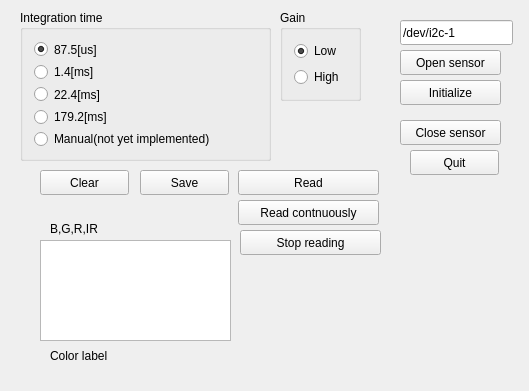
First picture: the form in widget.ui, repository futr/ColorSensorReader, before the edit.
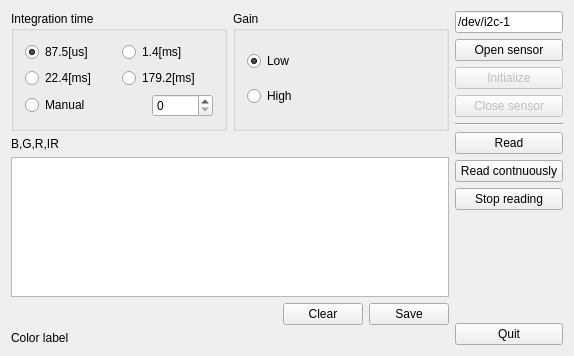
Second picture: the form after the edit.

Diff of the .ui file:
```diff
--- a/widget.ui
+++ b/widget.ui
@@ -6,154 +6,31 @@
    <rect>
     <x>0</x>
     <y>0</y>
-    <width>529</width>
-    <height>391</height>
+    <width>574</width>
+    <height>356</height>
    </rect>
   </property>
+  <property name="sizePolicy">
+   <sizepolicy hsizetype="Expanding" vsizetype="Preferred">
+    <horstretch>0</horstretch>
+    <verstretch>0</verstretch>
+   </sizepolicy>
+  </property>
   <property name="windowTitle">
    <string>Widget</string>
   </property>
-  <widget class="QPushButton" name="openButton">
-   <property name="geometry">
-    <rect>
-     <x>400</x>
-     <y>50</y>
-     <width>101</width>
-     <height>25</height>
-    </rect>
-   </property>
-   <property name="text">
-    <string>Open sensor</string>
-   </property>
-  </widget>
-  <widget class="QPushButton" name="saveLogButton">
-   <property name="geometry">
-    <rect>
-     <x>400</x>
-     <y>120</y>
-     <width>101</width>
-     <height>25</height>
-    </rect>
-   </property>
-   <property name="text">
-    <string>Close sensor</string>
-   </property>
-  </widget>
-  <widget class="QPushButton" name="initializeButton">
-   <property name="geometry">
-    <rect>
-     <x>400</x>
-     <y>80</y>
-     <width>101</width>
-     <height>25</height>
-    </rect>
-   </property>
-   <property name="text">
-    <string>Initialize</string>
-   </property>
-  </widget>
-  <widget class="QPushButton" name="readSensorButton">
-   <property name="geometry">
-    <rect>
-     <x>238</x>
-     <y>170</y>
-     <width>141</width>
-     <height>25</height>
-    </rect>
-   </property>
-   <property name="text">
-    <string>Read</string>
-   </property>
-  </widget>
-  <widget class="QPushButton" name="readSensorContButton">
-   <property name="geometry">
-    <rect>
-     <x>238</x>
-     <y>200</y>
-     <width>141</width>
-     <height>25</height>
-    </rect>
-   </property>
-   <property name="text">
-    <string>Read contnuously</string>
-   </property>
-  </widget>
-  <widget class="QPushButton" name="stopReadingButton">
-   <property name="geometry">
-    <rect>
-     <x>240</x>
-     <y>230</y>
-     <width>141</width>
-     <height>25</height>
-    </rect>
-   </property>
-   <property name="text">
-    <string>Stop reading</string>
-   </property>
-  </widget>
-  <widget class="QPlainTextEdit" name="logEdit">
-   <property name="geometry">
-    <rect>
-     <x>40</x>
-     <y>240</y>
-     <width>191</width>
-     <height>101</height>
-    </rect>
-   </property>
-  </widget>
-  <widget class="QPushButton" name="pushButton_7">
-   <property name="geometry">
-    <rect>
-     <x>40</x>
-     <y>170</y>
-     <width>89</width>
-     <height>25</height>
-    </rect>
-   </property>
-   <property name="text">
-    <string>Clear</string>
-   </property>
-  </widget>
-  <widget class="QPushButton" name="pushButton_8">
-   <property name="geometry">
-    <rect>
-     <x>140</x>
-     <y>170</y>
-     <width>89</width>
-     <height>25</height>
-    </rect>
-   </property>
-   <property name="text">
-    <string>Save</string>
-   </property>
-  </widget>
-  <widget class="QLabel" name="colorPreviewLabel">
-   <property name="geometry">
-    <rect>
-     <x>50</x>
-     <y>340</y>
-     <width>181</width>
-     <height>31</height>
-    </rect>
-   </property>
-   <property name="text">
-    <string>Color label</string>
-   </property>
-  </widget>
+  <layout class="QHBoxLayout" name="horizontalLayout_4" stretch="1,0">
+   <item>
+    <layout class="QVBoxLayout" name="verticalLayout">
+     <item>
+      <layout class="QHBoxLayout" name="horizontalLayout_3">
+       <item>
   <widget class="QGroupBox" name="integrationTimeGroupBox">
-   <property name="geometry">
-    <rect>
-     <x>20</x>
-     <y>10</y>
-     <width>251</width>
-     <height>151</height>
-    </rect>
-   </property>
    <property name="title">
     <string>Integration time</string>
    </property>
-   <layout class="QVBoxLayout" name="verticalLayout">
-    <item>
+         <layout class="QGridLayout" name="gridLayout">
+          <item row="0" column="0">
      <widget class="QRadioButton" name="intTime0Button">
       <property name="text">
        <string>87.5[us]</string>
@@ -163,45 +40,66 @@
       </property>
      </widget>
     </item>
-    <item>
+          <item row="0" column="1">
      <widget class="QRadioButton" name="intTime1Button">
       <property name="text">
        <string>1.4[ms]</string>
       </property>
      </widget>
     </item>
-    <item>
+          <item row="1" column="0">
      <widget class="QRadioButton" name="intTime2Button">
       <property name="text">
        <string>22.4[ms]</string>
       </property>
      </widget>
     </item>
-    <item>
+          <item row="1" column="1">
      <widget class="QRadioButton" name="intTime3Button">
       <property name="text">
        <string>179.2[ms]</string>
       </property>
      </widget>
     </item>
+          <item row="2" column="0" colspan="2">
+           <layout class="QHBoxLayout" name="horizontalLayout_2">
     <item>
      <widget class="QRadioButton" name="intTimeManButton">
       <property name="text">
-       <string>Manual(not yet implemented)</string>
+               <string>Manual</string>
       </property>
      </widget>
     </item>
-   </layout>
-  </widget>
+            <item>
+             <spacer name="horizontalSpacer_2">
+              <property name="orientation">
+               <enum>Qt::Horizontal</enum>
+              </property>
+              <property name="sizeHint" stdset="0">
+               <size>
+                <width>40</width>
+                <height>20</height>
+               </size>
+              </property>
+             </spacer>
+            </item>
+            <item>
+             <widget class="QSpinBox" name="spinBox">
+              <property name="maximum">
+               <number>65535</number>
+              </property>
+              <property name="value">
+               <number>0</number>
+              </property>
+             </widget>
+            </item>
+           </layout>
+          </item>
+         </layout>
+        </widget>
+       </item>
+       <item>
   <widget class="QGroupBox" name="gainGroupBox">
-   <property name="geometry">
-    <rect>
-     <x>280</x>
-     <y>10</y>
-     <width>81</width>
-     <height>91</height>
-    </rect>
-   </property>
    <property name="title">
     <string>Gain</string>
    </property>
@@ -225,45 +123,150 @@
     </item>
    </layout>
   </widget>
-  <widget class="QPushButton" name="quitButton">
-   <property name="geometry">
-    <rect>
-     <x>410</x>
-     <y>150</y>
-     <width>89</width>
-     <height>25</height>
-    </rect>
-   </property>
-   <property name="text">
-    <string>Quit</string>
-   </property>
-  </widget>
+       </item>
+      </layout>
+     </item>
+     <item>
+      <layout class="QVBoxLayout" name="verticalLayout_3">
+       <item>
   <widget class="QLabel" name="label">
-   <property name="geometry">
-    <rect>
-     <x>50</x>
-     <y>220</y>
-     <width>121</width>
-     <height>17</height>
-    </rect>
-   </property>
    <property name="text">
     <string>B,G,R,IR</string>
    </property>
   </widget>
+       </item>
+       <item>
+        <widget class="QPlainTextEdit" name="logEdit"/>
+       </item>
+       <item>
+        <layout class="QHBoxLayout" name="horizontalLayout">
+         <item>
+          <spacer name="horizontalSpacer">
+           <property name="orientation">
+            <enum>Qt::Horizontal</enum>
+           </property>
+           <property name="sizeHint" stdset="0">
+            <size>
+             <width>40</width>
+             <height>20</height>
+            </size>
+           </property>
+          </spacer>
+         </item>
+         <item>
+          <widget class="QPushButton" name="pushButton_7">
+           <property name="text">
+            <string>Clear</string>
+           </property>
+          </widget>
+         </item>
+         <item>
+          <widget class="QPushButton" name="pushButton_8">
+           <property name="text">
+            <string>Save</string>
+           </property>
+          </widget>
+         </item>
+        </layout>
+       </item>
+       <item>
+        <widget class="QLabel" name="colorPreviewLabel">
+         <property name="text">
+          <string>Color label</string>
+         </property>
+        </widget>
+       </item>
+      </layout>
+     </item>
+    </layout>
+   </item>
+   <item>
+    <layout class="QVBoxLayout" name="verticalLayout_4">
+     <item>
   <widget class="QLineEdit" name="sensorPathEdit">
-   <property name="geometry">
-    <rect>
-     <x>400</x>
-     <y>20</y>
-     <width>113</width>
-     <height>25</height>
-    </rect>
-   </property>
    <property name="text">
     <string>/dev/i2c-1</string>
    </property>
   </widget>
+     </item>
+     <item>
+      <widget class="QPushButton" name="openButton">
+       <property name="text">
+        <string>Open sensor</string>
+       </property>
+      </widget>
+     </item>
+     <item>
+      <widget class="QPushButton" name="initializeButton">
+       <property name="enabled">
+        <bool>false</bool>
+       </property>
+       <property name="text">
+        <string>Initialize</string>
+       </property>
+      </widget>
+     </item>
+     <item>
+      <widget class="QPushButton" name="closeSensorButton">
+       <property name="enabled">
+        <bool>false</bool>
+       </property>
+       <property name="text">
+        <string>Close sensor</string>
+       </property>
+      </widget>
+     </item>
+     <item>
+      <widget class="Line" name="line">
+       <property name="orientation">
+        <enum>Qt::Horizontal</enum>
+       </property>
+      </widget>
+     </item>
+     <item>
+      <widget class="QPushButton" name="readSensorButton">
+       <property name="text">
+        <string>Read</string>
+       </property>
+      </widget>
+     </item>
+     <item>
+      <widget class="QPushButton" name="readSensorContButton">
+       <property name="text">
+        <string>Read contnuously</string>
+       </property>
+      </widget>
+     </item>
+     <item>
+      <widget class="QPushButton" name="stopReadingButton">
+       <property name="text">
+        <string>Stop reading</string>
+       </property>
+      </widget>
+     </item>
+     <item>
+      <spacer name="verticalSpacer_2">
+       <property name="orientation">
+        <enum>Qt::Vertical</enum>
+       </property>
+       <property name="sizeHint" stdset="0">
+        <size>
+         <width>20</width>
+         <height>40</height>
+        </size>
+       </property>
+      </spacer>
+     </item>
+     <item>
+      <widget class="QPushButton" name="quitButton">
+       <property name="text">
+        <string>Quit</string>
+       </property>
+      </widget>
+     </item>
+    </layout>
+   </item>
+  </layout>
  </widget>
  <layoutdefault spacing="6" margin="11"/>
  <resources/>
```
Left out of the diff: 2 changed lines with no effect on the pictures. Lines whose indentation alone changed are shown as unchanged.
